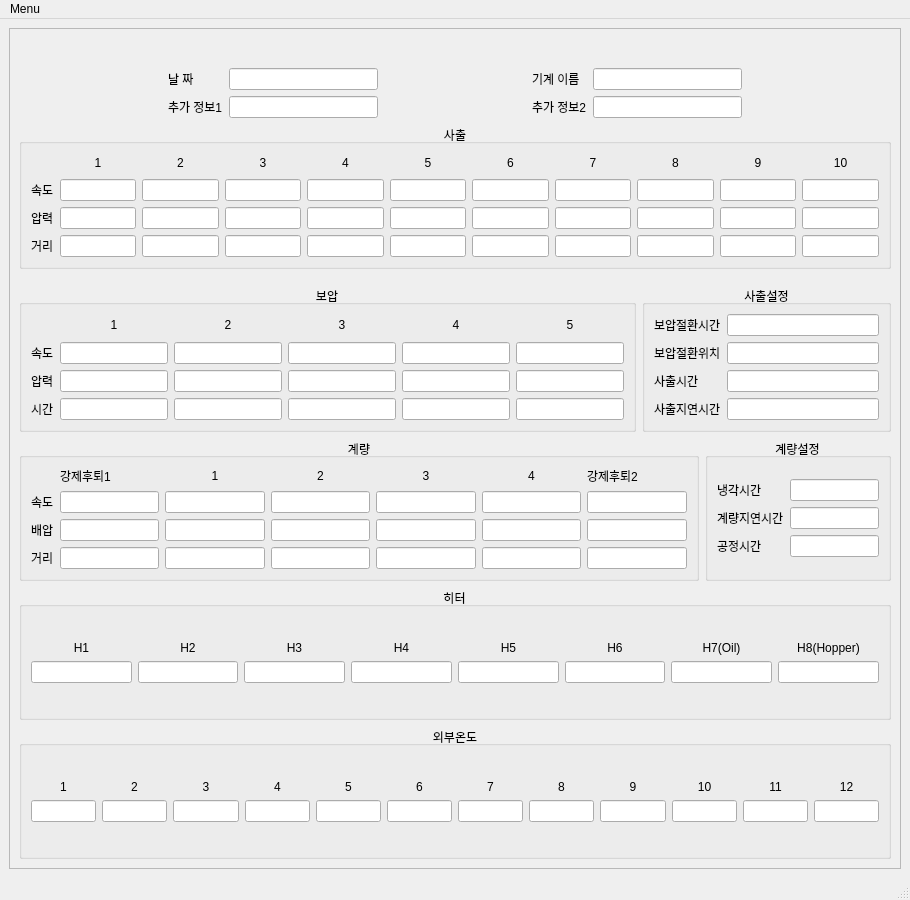
This is moldcondition.ui in good7zzang/QT_DBA as Qt 5 draws it before an edit. The edited form follows.
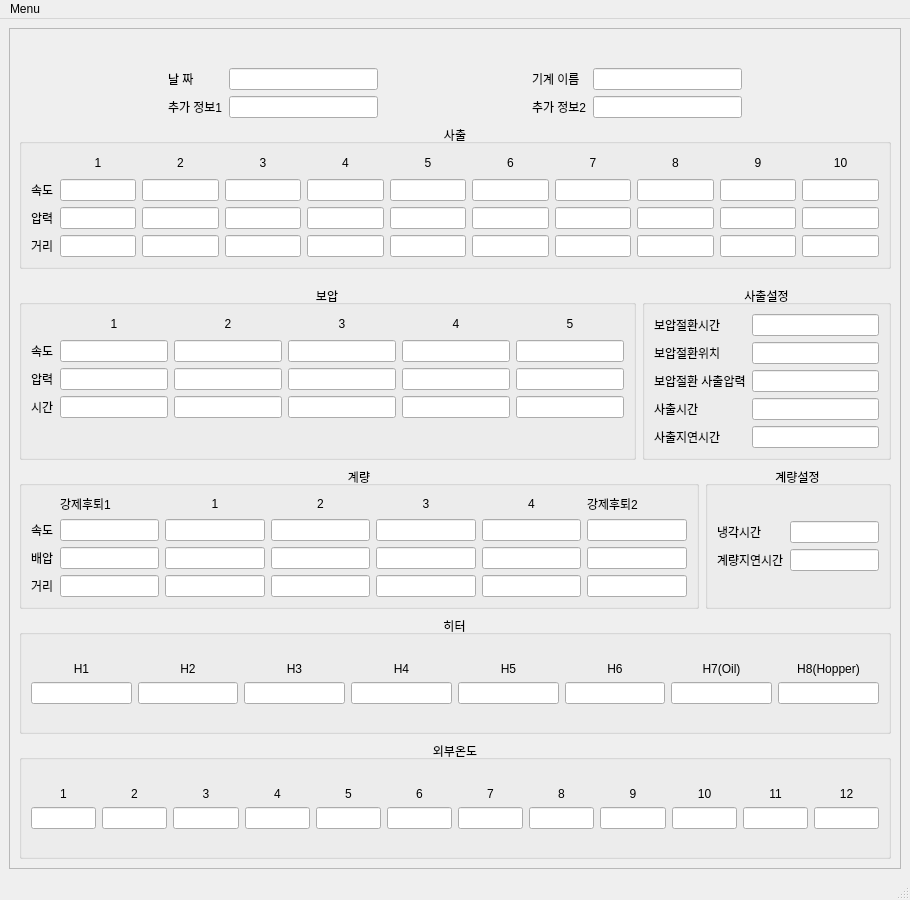
This is the edited form.

Patch:
```diff
--- a/moldcondition.ui
+++ b/moldcondition.ui
@@ -166,7 +166,7 @@
               </widget>
              </item>
              <item row="1" column="1">
-              <widget class="QLineEdit" name="lineEdit_5"/>
+              <widget class="QLineEdit" name="La_injspd1"/>
              </item>
              <item row="1" column="2">
               <widget class="QLineEdit" name="lineEdit_6"/>
@@ -469,6 +469,12 @@
                </item>
                <item row="0" column="1">
                 <widget class="QLabel" name="label_21">
+                 <property name="sizePolicy">
+                  <sizepolicy hsizetype="Preferred" vsizetype="Preferred">
+                   <horstretch>0</horstretch>
+                   <verstretch>0</verstretch>
+                  </sizepolicy>
+                 </property>
                  <property name="text">
                   <string>1</string>
                  </property>
@@ -545,6 +551,22 @@
                </item>
               </layout>
              </item>
+             <item row="1" column="0">
+              <spacer name="verticalSpacer_3">
+               <property name="orientation">
+                <enum>Qt::Vertical</enum>
+               </property>
+               <property name="sizeType">
+                <enum>QSizePolicy::Maximum</enum>
+               </property>
+               <property name="sizeHint" stdset="0">
+                <size>
+                 <width>20</width>
+                 <height>30</height>
+                </size>
+               </property>
+              </spacer>
+             </item>
             </layout>
            </widget>
           </item>
@@ -576,14 +598,14 @@
                  </property>
                 </widget>
                </item>
-               <item row="2" column="0">
+               <item row="3" column="0">
                 <widget class="QLabel" name="label_28">
                  <property name="text">
                   <string>사출시간</string>
                  </property>
                 </widget>
                </item>
-               <item row="3" column="0">
+               <item row="5" column="0">
                 <widget class="QLabel" name="label_29">
                  <property name="text">
                   <string>사출지연시간</string>
@@ -596,12 +618,22 @@
                <item row="1" column="1">
                 <widget class="QLineEdit" name="lineEdit_51"/>
                </item>
-               <item row="2" column="1">
+               <item row="3" column="1">
                 <widget class="QLineEdit" name="lineEdit_52"/>
                </item>
-               <item row="3" column="1">
+               <item row="5" column="1">
                 <widget class="QLineEdit" name="lineEdit_53"/>
                </item>
+               <item row="2" column="0">
+                <widget class="QLabel" name="label_41">
+                 <property name="text">
+                  <string>보압절환 사출압력</string>
+                 </property>
+                </widget>
+               </item>
+               <item row="2" column="1">
+                <widget class="QLineEdit" name="lineEdit_5"/>
+               </item>
               </layout>
              </item>
             </layout>
@@ -795,13 +827,6 @@
             <layout class="QGridLayout" name="gridLayout_13">
              <item row="0" column="0">
               <layout class="QGridLayout" name="gridLayout_12">
-               <item row="2" column="0">
-                <widget class="QLabel" name="label_41">
-                 <property name="text">
-                  <string>공정시간</string>
-                 </property>
-                </widget>
-               </item>
                <item row="1" column="0">
                 <widget class="QLabel" name="label_40">
                  <property name="text">
@@ -822,9 +847,6 @@
                <item row="1" column="1">
                 <widget class="QLineEdit" name="lineEdit_73"/>
                </item>
-               <item row="2" column="1">
-                <widget class="QLineEdit" name="lineEdit_74"/>
-               </item>
               </layout>
              </item>
             </layout>
```
Left out of the diff: 18 changed lines with no effect on the pictures.
